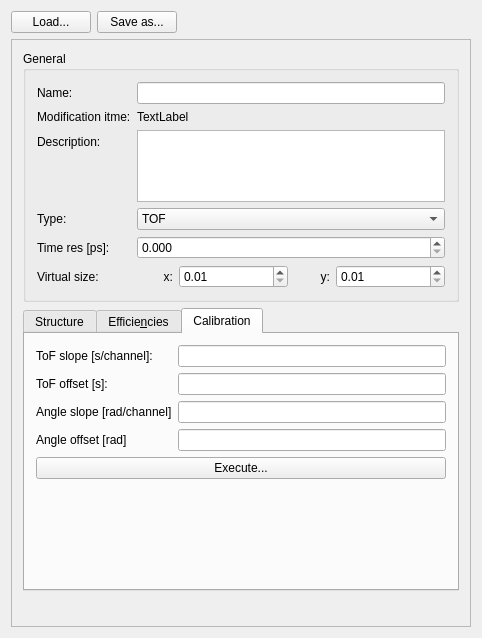
Old version of the form ui_files/ui_request_detector_settings.ui in the repository JYU-IBA/potku.
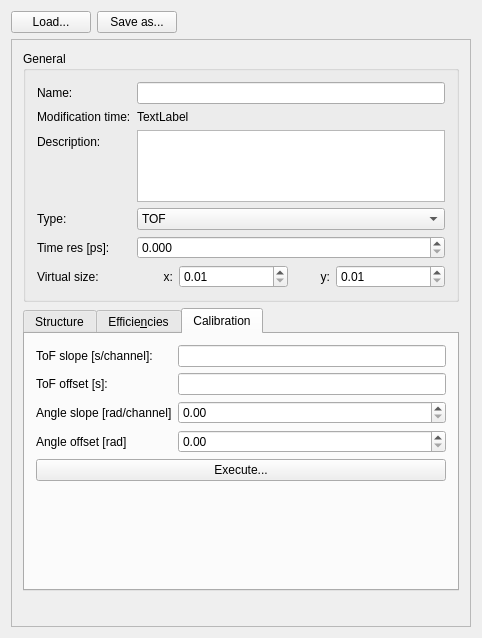
New version of the form. The open tabs and pages were chosen to show the change. Icons and pictures are not drawn.

```diff
--- a/ui_files/ui_request_detector_settings.ui
+++ b/ui_files/ui_request_detector_settings.ui
@@ -83,7 +83,7 @@
         <x>0</x>
         <y>0</y>
         <width>462</width>
-        <height>587</height>
+        <height>584</height>
        </rect>
       </property>
       <layout class="QVBoxLayout" name="verticalLayout_7">
@@ -147,7 +147,7 @@
                  </sizepolicy>
                 </property>
                 <property name="text">
-                 <string>Modification itme:</string>
+                 <string>Modification time:</string>
                 </property>
                </widget>
               </item>
@@ -597,28 +597,6 @@
                    </property>
                   </widget>
                  </item>
-                 <item row="4" column="1">
-                  <widget class="QLineEdit" name="angleSlopeLineEdit">
-                   <property name="sizePolicy">
-                    <sizepolicy hsizetype="Expanding" vsizetype="Fixed">
-                     <horstretch>0</horstretch>
-                     <verstretch>0</verstretch>
-                    </sizepolicy>
-                   </property>
-                   <property name="minimumSize">
-                    <size>
-                     <width>0</width>
-                     <height>0</height>
-                    </size>
-                   </property>
-                   <property name="maximumSize">
-                    <size>
-                     <width>16777215</width>
-                     <height>16777215</height>
-                    </size>
-                   </property>
-                  </widget>
-                 </item>
                  <item row="5" column="0">
                   <widget class="QLabel" name="label_6">
                    <property name="text">
@@ -627,26 +605,10 @@
                   </widget>
                  </item>
                  <item row="5" column="1">
-                  <widget class="QLineEdit" name="angleOffsetLineEdit">
-                   <property name="sizePolicy">
-                    <sizepolicy hsizetype="Expanding" vsizetype="Fixed">
-                     <horstretch>0</horstretch>
-                     <verstretch>0</verstretch>
-                    </sizepolicy>
-                   </property>
-                   <property name="minimumSize">
-                    <size>
-                     <width>0</width>
-                     <height>0</height>
-                    </size>
-                   </property>
-                   <property name="maximumSize">
-                    <size>
-                     <width>16777215</width>
-                     <height>16777215</height>
-                    </size>
-                   </property>
-                  </widget>
+                  <widget class="QDoubleSpinBox" name="angleOffsetLineEdit"/>
+                 </item>
+                 <item row="4" column="1">
+                  <widget class="QDoubleSpinBox" name="angleSlopeLineEdit"/>
                  </item>
                 </layout>
                </item>
```
Left out of the diff: 2 changed lines with no effect on the pictures.
